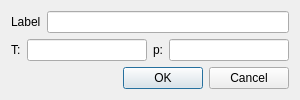
ondrolexa/pypsbuilder, file pypsbuilder/ui/addinv.ui: the form before one commit.
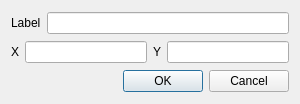
The form after the commit.

Diff of the .ui file:
```diff
--- a/pypsbuilder/ui/addinv.ui
+++ b/pypsbuilder/ui/addinv.ui
@@ -7,7 +7,7 @@
     <x>0</x>
     <y>0</y>
     <width>300</width>
-    <height>100</height>
+    <height>104</height>
    </rect>
   </property>
   <property name="windowTitle">
@@ -37,7 +37,7 @@
      <item>
       <widget class="QLabel" name="label_2">
        <property name="text">
-        <string>T:</string>
+        <string>X</string>
        </property>
       </widget>
      </item>
@@ -47,7 +47,7 @@
      <item>
       <widget class="QLabel" name="label_3">
        <property name="text">
-        <string>p:</string>
+        <string>Y</string>
        </property>
       </widget>
      </item>
```
Left out of the diff: 8 changed lines with no effect on the pictures.
